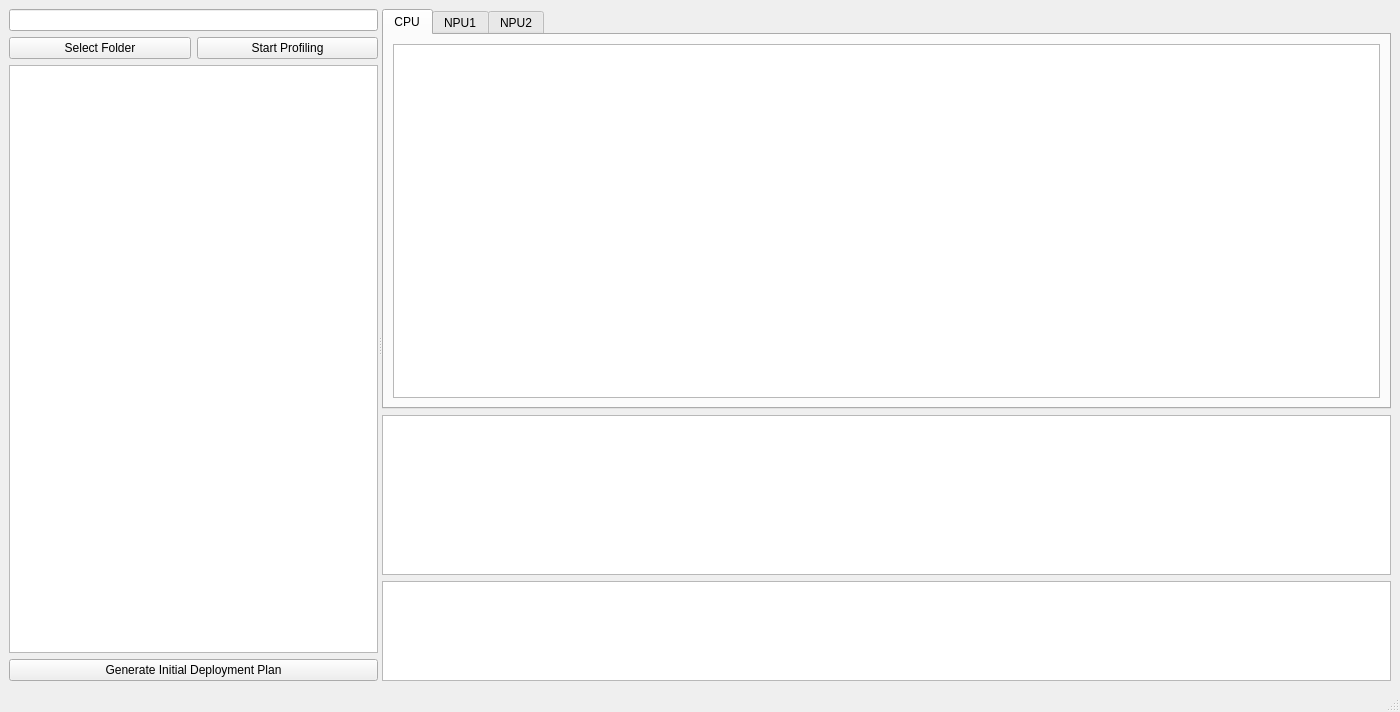
This is onnx_profiler_display_modify.ui in misunyu/multimodel-scheduling as Qt 5 draws it before an edit. The edited form follows.
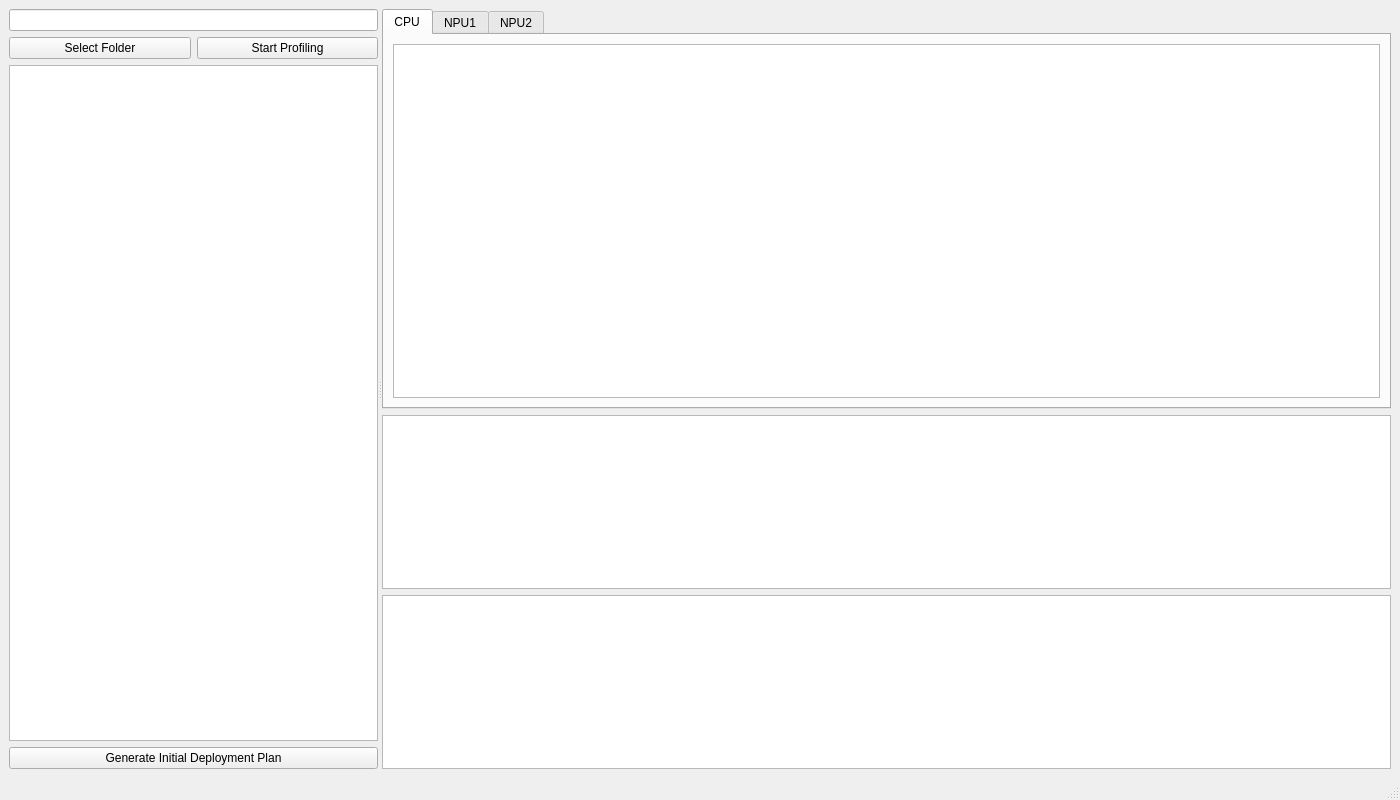
This is the edited form.

Commit message: Enhance ONNX Profiler: update UI layout, refine CPU/NPU inference metrics with partition-based CPU time aggregation, and implement device-wise color-coded profiling results.

Patch:
```diff
--- a/onnx_profiler_display_modify.ui
+++ b/onnx_profiler_display_modify.ui
@@ -3,7 +3,7 @@
  <class>ONNXProfiler</class>
  <widget class="QMainWindow" name="ONNXProfiler">
   <property name="geometry">
-   <rect><x>0</x><y>0</y><width>1400</width><height>700</height></rect>
+   <rect><x>0</x><y>0</y><width>1400</width><height>800</height></rect>
   </property>
   <property name="windowTitle">
    <string>MPOpt: Optimized Multi-Model Deployment</string>
@@ -117,7 +117,7 @@
         <item>
          <widget class="QPlainTextEdit" name="log_output">
           <property name="minimumSize">
-           <size><width>500</width><height>100</height></size>
+           <size><width>500</width><height>150</height></size>
           </property>
           <property name="readOnly"><bool>true</bool></property>
           <property name="placeholderText"><string></string></property>
```
The commit also changes 1 other file.
